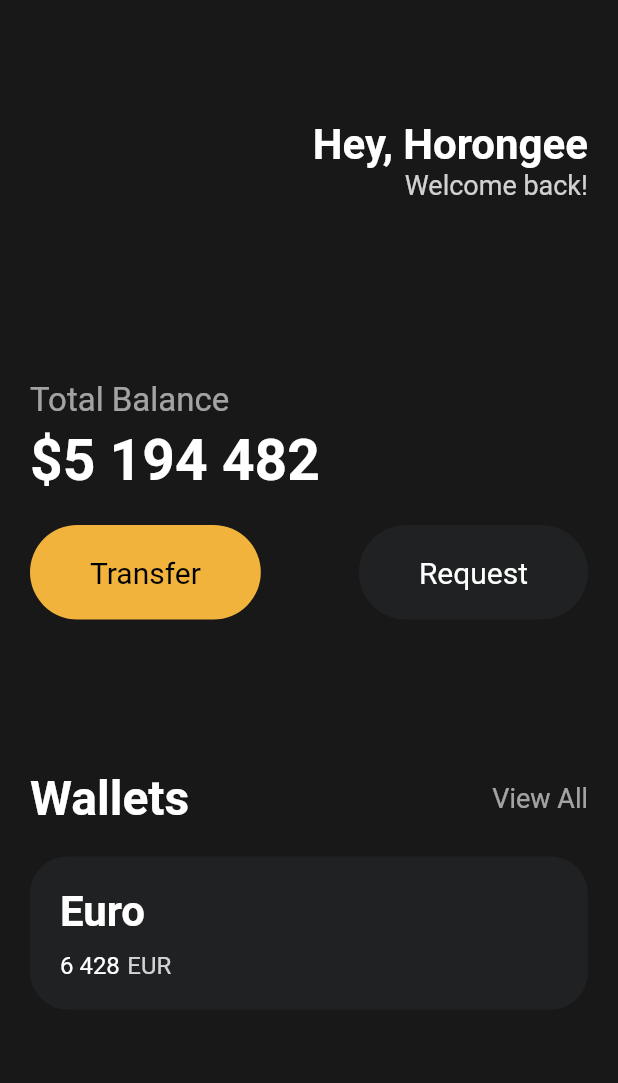
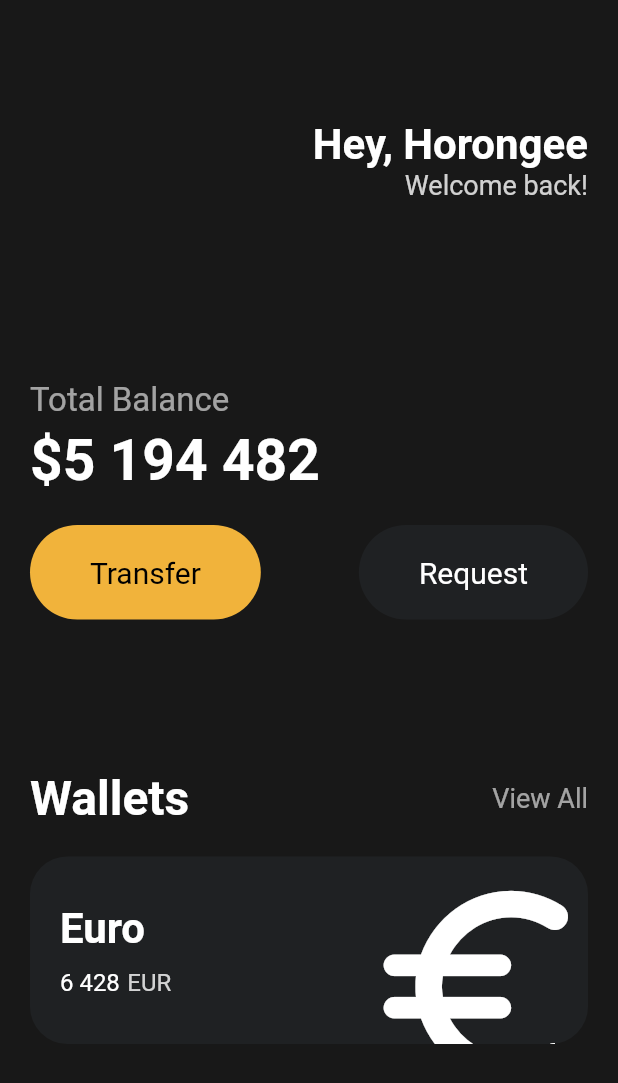
Before and after one commit to chopinoff/practice-flutter, a Flutter app: the screen it shows after launch, on a phone screen of 412 x 824 dp. Shown: the top 1083 px of the screen. Run offline on Flutter 3.47's test engine with Material 2 defaults, Android fonts, the phone set to English and light mode, and no system bars.

Commit message:
230626_Icons and Transforms

```diff
--- a/toonflix/lib/main.dart
+++ b/toonflix/lib/main.dart
@@ -117,6 +117,8 @@ class App extends StatelessWidget {
                 height: 20,
               ),
               Container(
+                // clipBehavior : 넘치는 영역을 어떻게 처리할지 설정
+                clipBehavior: Clip.hardEdge,
                 decoration: BoxDecoration(
                   color: const Color(0xFF1F2123),
                   borderRadius: BorderRadius.circular(25),
@@ -124,6 +126,7 @@ class App extends StatelessWidget {
                 child: Padding(
                   padding: const EdgeInsets.all(20),
                   child: Row(
+                    mainAxisAlignment: MainAxisAlignment.spaceBetween,
                     children: [
                       Column(
                         crossAxisAlignment: CrossAxisAlignment.start,
@@ -162,6 +165,20 @@ class App extends StatelessWidget {
                           ),
                         ],
                       ),
+                      // Icon이 카드 사이즈보다 넘치게 하는 방법 : transform 사용
+                      // Transform : 사이즈, 위치 등을 조절하는 Widget (css의 transform과 유사)
+                      Transform.scale(
+                        scale: 2,
+                        // Icon : Icon을 사용하기 위한 Widget, 다양한 Icon이 있음
+                        child: Transform.translate(
+                          offset: const Offset(-5, 12),
+                          child: const Icon(
+                            Icons.euro_symbol_rounded,
+                            color: Colors.white,
+                            size: 85,
+                          ),
+                        ),
+                      ),
                     ],
                   ),
                 ),
```
